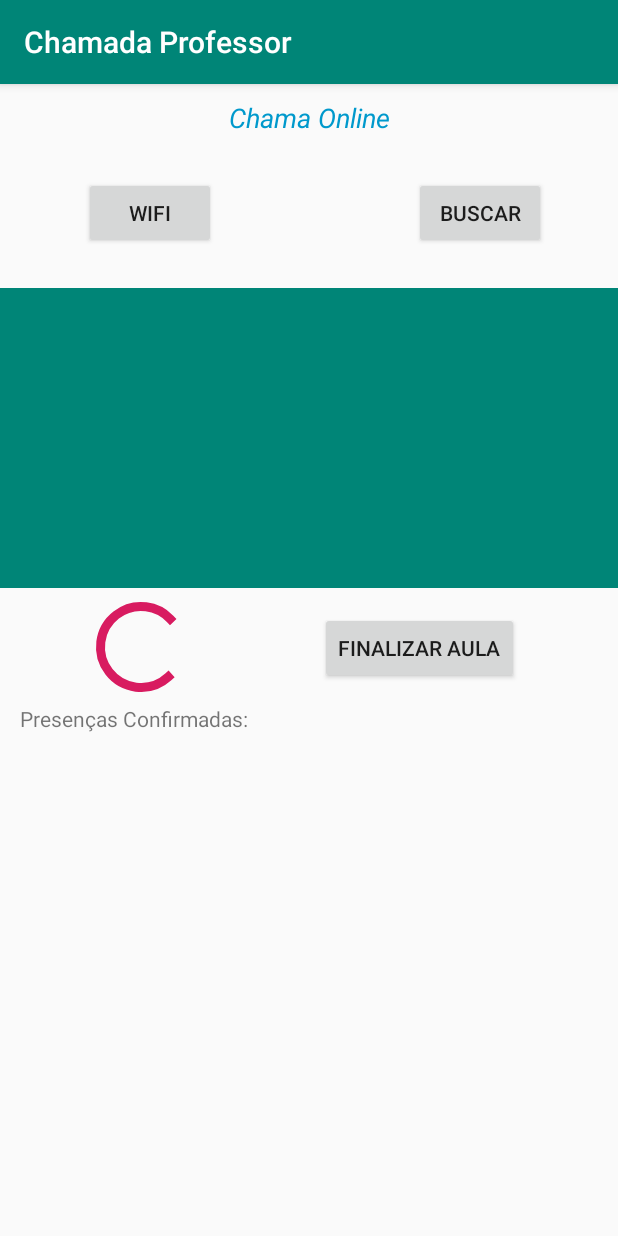
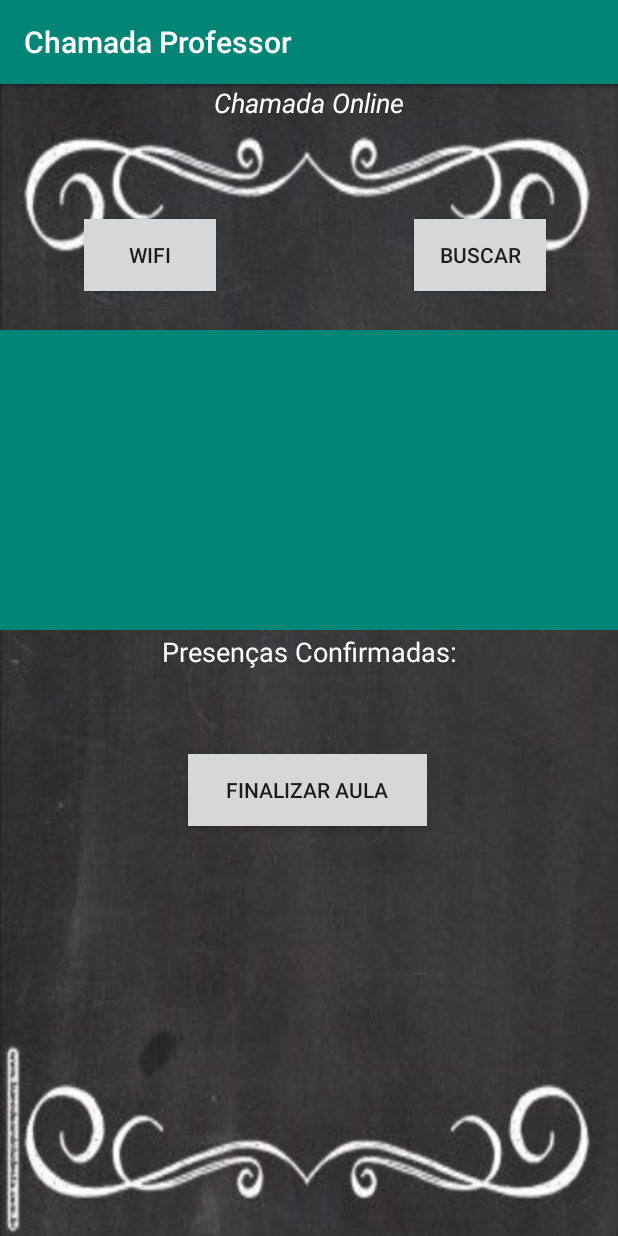
Before and after one commit to naytonwilkerson/ChamadaOnlineProfessor, an Android app: the screen it shows after launch (MainActivity), on a phone screen of 412 x 824 dp. Run offline under Robolectric (Android 15) with nearby library versions, the phone set to English and light mode, and no system bars.

Commit message:
Versão 1.0

```diff
--- a/app/src/main/AndroidManifest.xml
+++ b/app/src/main/AndroidManifest.xml
@@ -12,13 +12,13 @@
         android:name="android.permission.CHANGE_WIFI_STATE"
         android:required="true" />
     <uses-permission
-        android:name="android.permission.INTERNET"
-        android:required="true" />
-    <uses-permission
         android:name="android.permission.CHANGE_NETWORK_STATE"
         android:required="true" />
     <uses-permission
         android:name="android.permission.ACCESS_NETWORK_STATE"
+        android:required="true" />
+    <uses-permission
+        android:name="android.permission.INTERNET"
         android:required="true" />
 
     <application
--- a/app/src/main/res/layout/activity_main.xml
+++ b/app/src/main/res/layout/activity_main.xml
@@ -2,10 +2,12 @@
 <RelativeLayout xmlns:android="http://schemas.android.com/apk/res/android"
     xmlns:app="http://schemas.android.com/apk/res-auto"
     xmlns:tools="http://schemas.android.com/tools"
+
     android:layout_width="match_parent"
     android:layout_height="match_parent"
-    tools:context=".MainActivity"
-    android:orientation="horizontal">
+    android:background="@drawable/inc"
+    android:orientation="horizontal"
+    tools:context=".MainActivity">
 
     <TextView
         android:id="@+id/Statu"
@@ -13,21 +15,35 @@
         android:layout_height="wrap_content"
         android:layout_alignParentStart="true"
         android:layout_alignParentTop="true"
-        android:layout_marginTop="10dp"
-        android:text="@string/chama_online"
+        android:layout_marginStart="0dp"
+        android:layout_marginTop="0dp"
+        android:text="Chamada Online"
         android:textAlignment="center"
-        android:textColor="@android:color/holo_blue_dark"
+        android:textColor="@android:color/background_light"
         android:textSize="18sp"
         android:textStyle="italic"
         app:layout_constraintTop_toTopOf="parent"
         tools:layout_editor_absoluteX="0dp" />
+
+    <Button
+        android:id="@+id/startAula"
+        android:layout_width="wrap_content"
+        android:layout_height="wrap_content"
+        android:layout_below="@+id/Statu"
+        android:layout_alignParentStart="true"
+        android:layout_alignParentEnd="true"
+        android:layout_marginStart="125dp"
+        android:layout_marginTop="422dp"
+        android:layout_marginEnd="127dp"
+        android:background="?android:attr/colorButtonNormal"
+        android:text="FINALIZAR AULA" />
 
     <ScrollView
         android:layout_width="match_parent"
         android:layout_height="417dp"
         android:layout_alignTop="@+id/Statu"
         android:layout_alignParentEnd="true"
-        android:layout_marginTop="36dp"
+        android:layout_marginTop="74dp"
         android:layout_marginEnd="0dp"
         android:layout_marginBottom="-347dp">
 
@@ -38,16 +54,6 @@
             android:orientation="vertical">
 
             <Button
-                android:id="@+id/startAula"
-                android:layout_width="wrap_content"
-                android:layout_height="wrap_content"
-                android:layout_below="@+id/peerListView"
-                android:layout_marginTop="16dp"
-                android:layout_marginEnd="-70dp"
-                android:layout_toStartOf="@+id/discovery"
-                android:text="FINALIZAR AULA" />
-
-            <Button
                 android:id="@+id/wifiOnOff"
                 android:layout_width="wrap_content"
                 android:layout_height="wrap_content"
@@ -55,6 +61,7 @@
                 android:layout_alignParentTop="true"
                 android:layout_marginStart="56dp"
                 android:layout_marginTop="16dp"
+                android:background="?android:attr/colorButtonNormal"
                 android:text="@string/wifi"
                 tools:layout_editor_absoluteX="16dp" />
 
@@ -62,14 +69,14 @@
                 android:id="@+id/presenca"
                 android:layout_width="361dp"
                 android:layout_height="342dp"
-                android:layout_below="@+id/startAula"
+                android:layout_below="@+id/textView"
                 android:layout_alignParentStart="true"
                 android:layout_alignParentEnd="true"
-                android:layout_marginStart="13dp"
-                android:layout_marginTop="13dp"
-                android:layout_marginEnd="10dp"
+                android:layout_marginStart="10dp"
+                android:layout_marginTop="10dp"
+                android:layout_marginEnd="13dp"
                 android:layout_marginBottom="8dp"
-                android:text="@string/presen_as_confirmadas"
+                android:textColor="@android:color/white"
                 app:layout_constraintBottom_toBottomOf="parent"
                 app:layout_constraintEnd_toEndOf="parent"
                 app:layout_constraintHorizontal_bias="0.333"
@@ -97,20 +104,24 @@
                 android:layout_marginTop="30dp"
                 android:layout_marginEnd="48dp"
                 android:layout_marginBottom="-25dp"
+                android:background="?android:attr/colorButtonNormal"
                 android:text="@string/buscar"
                 tools:layout_editor_absoluteX="185dp" />
 
-            <ProgressBar
-                android:id="@+id/progressBar"
-                style="?android:attr/progressBarStyle"
-                android:progress="0"
-
-                android:layout_width="85dp"
-                android:layout_height="72dp"
-                android:layout_alignParentStart="false"
-                android:layout_alignParentTop="true"
-                android:layout_marginStart="51dp"
-                android:layout_marginTop="293dp" />
+            <TextView
+                android:id="@+id/textView"
+                android:layout_width="200dp"
+                android:layout_height="63dp"
+                android:layout_below="@+id/peerListView"
+                android:layout_alignParentStart="true"
+                android:layout_alignParentEnd="true"
+                android:layout_marginStart="92dp"
+                android:layout_marginTop="2dp"
+                android:layout_marginEnd="92dp"
+                android:text="Presenças Confirmadas:"
+                android:textAlignment="center"
+                android:textColor="@android:color/background_light"
+                android:textSize="18sp" />
 
         </RelativeLayout>
     </ScrollView>
--- a/app/src/main/res/values/colors.xml
+++ b/app/src/main/res/values/colors.xml
@@ -2,5 +2,5 @@
 <resources>
     <color name="colorPrimary">#008577</color>
     <color name="colorPrimaryDark">#00574B</color>
-    <color name="colorAccent">#D81B60</color>
+    <color name="colorAccent">#d81b60</color>
 </resources>
```
Also changed, not shown: app/src/main/java/com/example/naytonwilkerson/chamadaprofessor/BroadcastReceivery.java (+18 -1 lines), app/src/main/java/com/example/naytonwilkerson/chamadaprofessor/MainActivity.java (+35 -15 lines), app/src/main/res/drawable/inc.jpg (added), app/src/main/res/drawable/jje.jpg (added).
